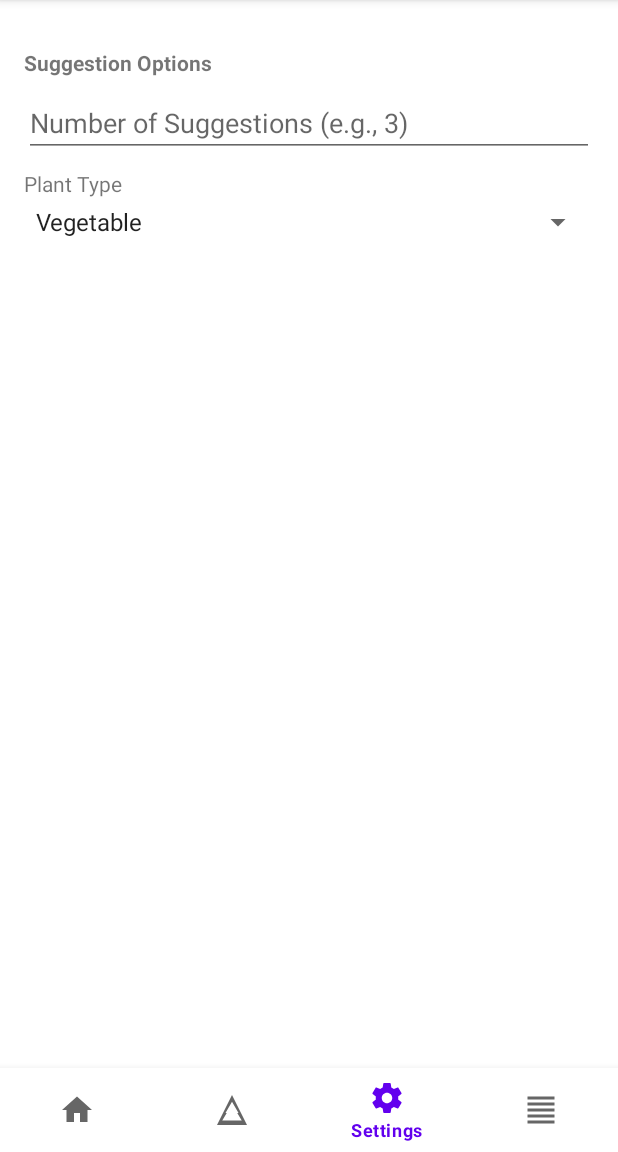
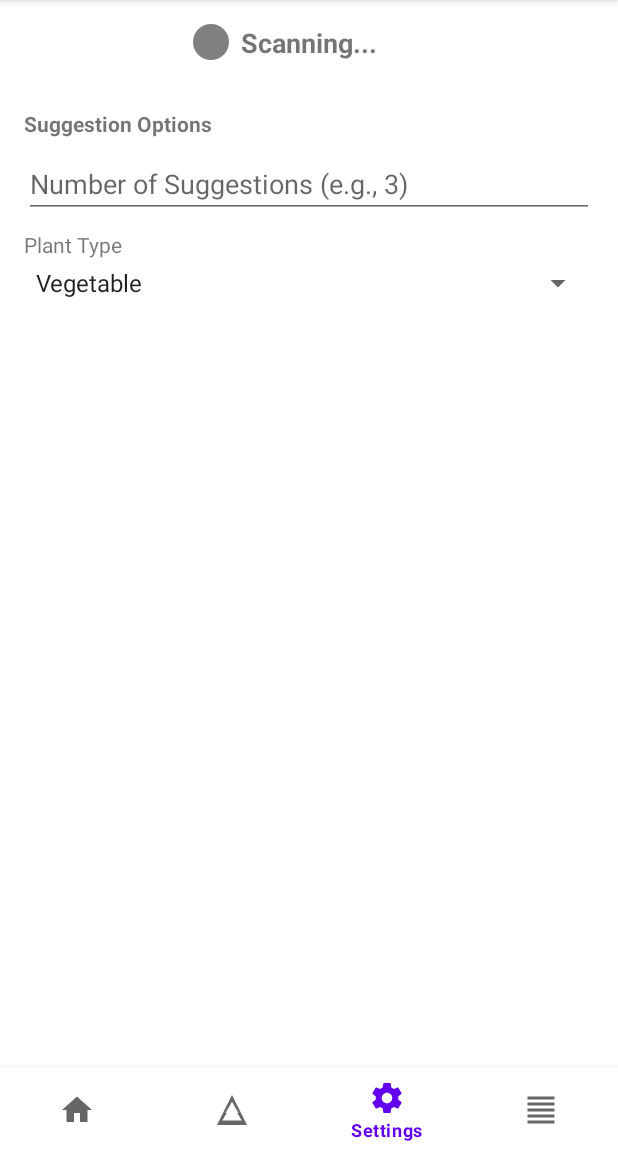
Before and after one commit to stantonious/demeter, an Android app: the SettingsFragment screen opened through its navigation route, on a phone screen of 412 x 824 dp, the part 84-1236 px from its top. Run offline under Robolectric (Android 15) with nearby library versions, the phone set to English and light mode, and no system bars; our stand-ins replace navigation-ui.

Commit message:
Refactor: Modernize UI with Bottom Navigation and Restore Features
This commit refactors the Android client's user interface to use a BottomNavigationView, providing a more modern and intuitive user experience. The original single-screen layout has been broken down into four distinct destinations, each managed by its own Fragment:

- **HomeFragment:** Displays the application icon.
- **SuggestFragment:** Contains the UI for getting suggestions, taking pictures, and viewing augmented images.
- **SettingsFragment:** Provides options for configuring the number of suggestions and the plant type. It also now displays the BLE connection status indicator.
- **StatsFragment:** Displays the data time series plot.

The `MainActivity` has been refactored to act as a host for these fragments, managing the navigation logic and serving as a central point for BLE communication and data handling. This change improves the structure and maintainability of the codebase by separating concerns into individual fragments.

Additionally, this commit restores two key features based on user feedback:
1.  The BLE connection status LED and text have been added to the `SettingsFragment`.
2.  The pull-to-refresh gesture has been re-enabled across all screens to allow for easy BLE reconnection.

```diff
--- a/android-client/app/src/main/java/com/example/demeterclient/SettingsFragment.java
+++ b/android-client/app/src/main/java/com/example/demeterclient/SettingsFragment.java
@@ -9,16 +9,21 @@ import android.view.ViewGroup;
 import android.widget.AdapterView;
 import android.widget.ArrayAdapter;
 import android.widget.EditText;
+import android.widget.ImageView;
 import android.widget.Spinner;
+import android.widget.TextView;
 
 import androidx.annotation.NonNull;
 import androidx.annotation.Nullable;
+import androidx.core.content.ContextCompat;
 import androidx.fragment.app.Fragment;
 
 public class SettingsFragment extends Fragment {
 
     private EditText numSuggestionsEditText;
     private Spinner plantTypeSpinner;
+    private ImageView ledIndicator;
+    private TextView statusTextView;
     private MainActivity mainActivity;
 
     @Nullable
@@ -34,6 +39,8 @@ public class SettingsFragment extends Fragment {
 
         numSuggestionsEditText = view.findViewById(R.id.num_suggestions_edit_text);
         plantTypeSpinner = view.findViewById(R.id.plant_type_spinner);
+        ledIndicator = view.findViewById(R.id.led_indicator);
+        statusTextView = view.findViewById(R.id.status_text_view);
 
         ArrayAdapter<CharSequence> adapter = ArrayAdapter.createFromResource(requireActivity(),
                 R.array.plant_types, android.R.layout.simple_spinner_item);
@@ -83,4 +90,16 @@ public class SettingsFragment extends Fragment {
     public int getPlantType() {
         return plantTypeSpinner.getSelectedItemPosition();
     }
+
+    public void updateLedIndicator(int drawableId) {
+        if (ledIndicator != null && isAdded()) {
+            ledIndicator.setImageDrawable(ContextCompat.getDrawable(requireContext(), drawableId));
+        }
+    }
+
+    public void setStatusText(String text) {
+        if (statusTextView != null) {
+            statusTextView.setText(text);
+        }
+    }
 }
--- a/android-client/app/src/main/res/layout/activity_main.xml
+++ b/android-client/app/src/main/res/layout/activity_main.xml
@@ -1,24 +1,32 @@
 <?xml version="1.0" encoding="utf-8"?>
-<androidx.coordinatorlayout.widget.CoordinatorLayout xmlns:android="http://schemas.android.com/apk/res/android"
+<RelativeLayout xmlns:android="http://schemas.android.com/apk/res/android"
     xmlns:app="http://schemas.android.com/apk/res-auto"
     xmlns:tools="http://schemas.android.com/tools"
     android:layout_width="match_parent"
     android:layout_height="match_parent"
     tools:context=".MainActivity">
 
-    <androidx.fragment.app.FragmentContainerView
-        android:id="@+id/nav_host_fragment"
-        android:name="androidx.navigation.fragment.NavHostFragment"
+    <androidx.swiperefreshlayout.widget.SwipeRefreshLayout
+        android:id="@+id/swipe_refresh_layout"
         android:layout_width="match_parent"
         android:layout_height="match_parent"
-        app:defaultNavHost="true"
-        app:navGraph="@navigation/nav_graph" />
+        android:layout_above="@+id/bottom_nav_view">
+
+        <androidx.fragment.app.FragmentContainerView
+            android:id="@+id/nav_host_fragment"
+            android:name="androidx.navigation.fragment.NavHostFragment"
+            android:layout_width="match_parent"
+            android:layout_height="match_parent"
+            app:defaultNavHost="true"
+            app:navGraph="@navigation/nav_graph" />
+
+    </androidx.swiperefreshlayout.widget.SwipeRefreshLayout>
 
     <com.google.android.material.bottomnavigation.BottomNavigationView
         android:id="@+id/bottom_nav_view"
         android:layout_width="match_parent"
         android:layout_height="wrap_content"
-        android:layout_gravity="bottom"
+        android:layout_alignParentBottom="true"
         app:menu="@menu/bottom_nav_menu" />
 
-</androidx.coordinatorlayout.widget.CoordinatorLayout>
+</RelativeLayout>
--- a/android-client/app/src/main/res/layout/fragment_settings.xml
+++ b/android-client/app/src/main/res/layout/fragment_settings.xml
@@ -6,6 +6,30 @@
     android:orientation="vertical"
     android:padding="16dp"
     tools:context=".SettingsFragment">
+
+    <RelativeLayout
+        android:layout_width="match_parent"
+        android:layout_height="wrap_content"
+        android:layout_marginBottom="16dp">
+
+        <ImageView
+            android:id="@+id/led_indicator"
+            android:layout_width="24dp"
+            android:layout_height="24dp"
+            android:layout_centerVertical="true"
+            android:layout_marginEnd="8dp"
+            android:src="@drawable/led_grey"
+            android:layout_toStartOf="@id/status_text_view"/>
+
+        <TextView
+            android:id="@+id/status_text_view"
+            android:layout_width="wrap_content"
+            android:layout_height="wrap_content"
+            android:layout_centerInParent="true"
+            android:text="Scanning..."
+            android:textSize="18sp"
+            android:textStyle="bold" />
+    </RelativeLayout>
 
     <TextView
         android:layout_width="wrap_content"
```
Also changed, not shown: android-client/app/src/main/java/com/example/demeterclient/MainActivity.java (+75 -0 lines).
